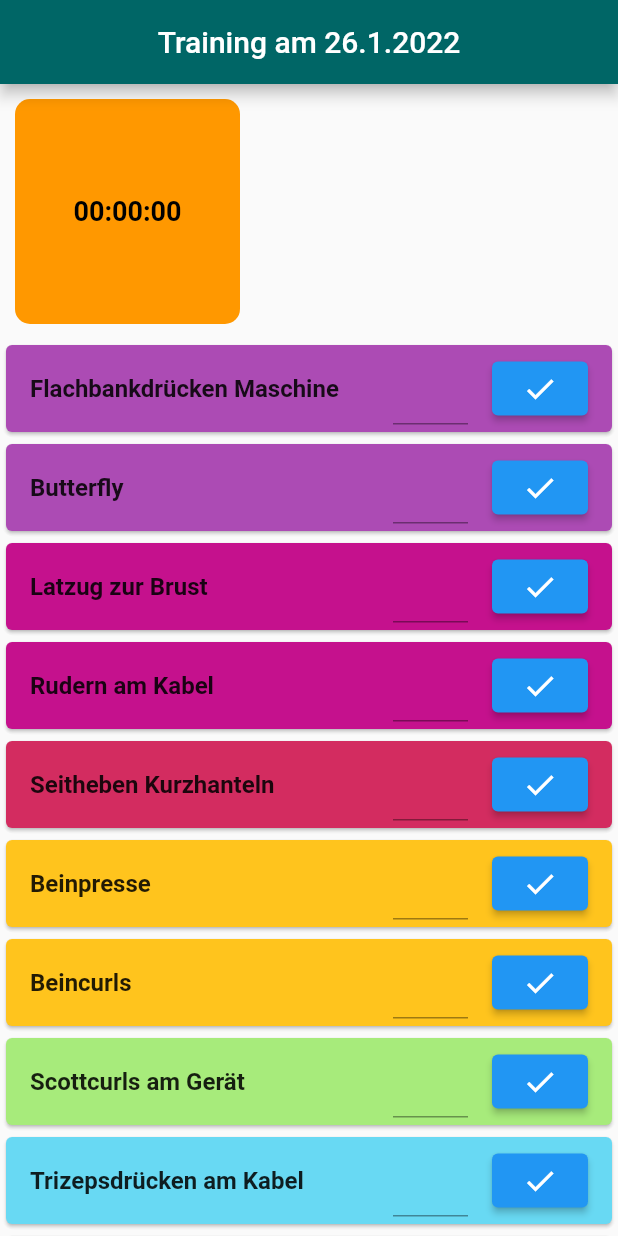
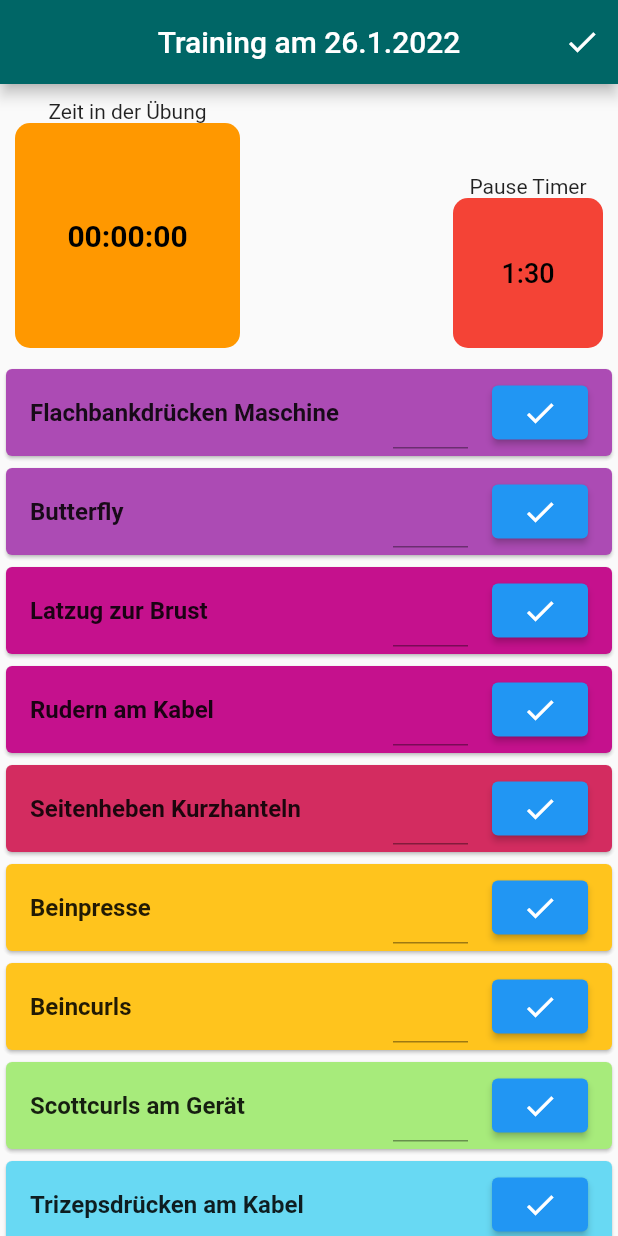
Before and after one commit to JohannesFoltin/FitnessCounter, a Flutter app: the screen it shows after launch, after a tap on "Start Training", on a phone screen of 412 x 824 dp. Run offline on Flutter 3.47's test engine with Material 2 defaults, Android fonts, the light colour scheme and no system bars; our stand-ins replace flutter_slidable, google_fonts, shared_preferences, styled_widget.

Commit message:
New way to finish training added button for Break new Side for Training Results

```diff
--- a/lib/views/main.dart
+++ b/lib/views/main.dart
@@ -75,8 +75,8 @@ class _MyHomePageState extends State<MyHomePage> {
         'exercises/latzugzurBrust.png', "#c5118d", "", ""));
     tmp.add(Uebung("Rudern am Kabel", widget.rudernamKabelB,
         'exercises/rudern-am-kabelzug.gif', "#c5118d", "", ""));
-    tmp.add(Uebung("Seitheben Kurzhanteln", widget.seithebenKurzhantelnB,
-        'exercises/seitenheben_mit_kurzhanteln.jpg', "#d32c60", "", ""));
+    tmp.add(Uebung("Seitenheben Kurzhanteln", widget.seithebenKurzhantelnB,
+        'exercises/seitheben_mit_kurzhanteln.jpg', "#d32c60", "", ""));
     tmp.add(Uebung("Beinpresse", widget.beinpresseB, 'exercises/beinpresse.gif',
         "#ffc41d", "", ""));
     tmp.add(Uebung("Beincurls", widget.beincurlsB, 'exercises/beincurls.gif',
--- a/lib/views/onFitness.dart
+++ b/lib/views/onFitness.dart
@@ -4,6 +4,7 @@ import 'package:fitness_f/models/datalayer.dart';
 import 'package:fitness_f/views/main.dart';
 import 'package:flutter/material.dart';
 import 'package:flutter/widgets.dart';
+import 'package:json_annotation/json_annotation.dart';
 import 'package:shared_preferences/shared_preferences.dart';
 import 'package:styled_widget/styled_widget.dart';
 
@@ -33,7 +34,6 @@ class _onFitness extends State<onFitness> {
   late List<CardItem> uebungenLeft;
   late Training training;
   Color ButtonColor = Colors.orange;
-
   @override
   void initState() {
     // TODO: implement initState
@@ -56,7 +56,12 @@ class _onFitness extends State<onFitness> {
             Container(
               padding: EdgeInsets.symmetric(vertical: 10.0, horizontal: 10.0),
               child: Row(
+                mainAxisAlignment: MainAxisAlignment.spaceBetween,
+                crossAxisAlignment: CrossAxisAlignment.end,
                 children: [
+                  Column(
+                    children: [
+                      Text("Zeit in der Übung"),
                       ClipRRect(
                         borderRadius: BorderRadius.circular(10.0),
                         child: Container(
@@ -64,6 +69,26 @@ class _onFitness extends State<onFitness> {
                             width: 150,
                             color: ButtonColor,
                             child: _buildTimeController(context)),
+                      ),
+                    ],
+                  ),
+                  Column(
+                    children: [
+                      Text("Pause Timer"),
+                      ClipRRect(
+                        borderRadius: BorderRadius.circular(10.0),
+                        child: Container(
+                          height: 100,
+                          width: 100,
+                          color: Colors.red,
+                          child: TextButton(
+                            onPressed: () =>{
+
+                            }, child: Text("1:30",style: TextStyle(color: Colors.black, fontSize: 18),),
+                          )
+                        ),
+                      ),
+                    ],
                   )
                 ],
               ),
@@ -124,7 +149,33 @@ class _onFitness extends State<onFitness> {
           DateTime.now().month.toString() +
           "." +
           DateTime.now().year.toString()),
+      actions: [
+        IconButton(onPressed: ()=>{
+          _showFinishDialog(),
+        }, icon: Icon(Icons.check))
+      ],
     );
+  }
+
+  Future<String?> _showFinishDialog() {
+    return showDialog<String>(
+            context: context,
+            builder: (BuildContext context) => AlertDialog(
+              actionsAlignment: MainAxisAlignment.center,
+              title:
+              const Text('Bist du fertig mit dem Training?'),
+              actions: <Widget>[
+                TextButton(
+                  onPressed: () =>
+                  {Navigator.pop(context), tot(training)},
+                  child: const Text('JAAAA'),
+                ),
+                TextButton(
+                  onPressed: () => Navigator.pop(context, 'Cancel'),
+                  child: const Text('Noch nicht...'),
+                ),
+              ],
+            ));
   }
 
   ListView _buildUebungenList() {
@@ -149,7 +200,7 @@ class _onFitness extends State<onFitness> {
         new UebungsErgebnisse(c.name, c.lastValueCont.text, BigInt.zero);
     training.uebungErgebnisse.add(uebungsErgebniss);
     if (uebungenLeft.isEmpty) {
-      tot(training);
+      _showFinishDialog();
     }
   }
 
@@ -339,7 +390,7 @@ class TimerFieldState extends State<TimerField> {
       return Text(
         onFitness.formatTime(widget.stopwatchi.elapsedMilliseconds, true),
         style: TextStyle(
-            fontWeight: FontWeight.bold, fontSize: 18, color: Colors.black),
+            fontWeight: FontWeight.bold, fontSize: 20, color: Colors.black),
       );
     } else {
       return Text(
```
Also changed, not shown: lib/views/trainingResult.dart (added, +23 -0 lines), 1 other file. Lines whose indentation alone changed are shown as unchanged.
